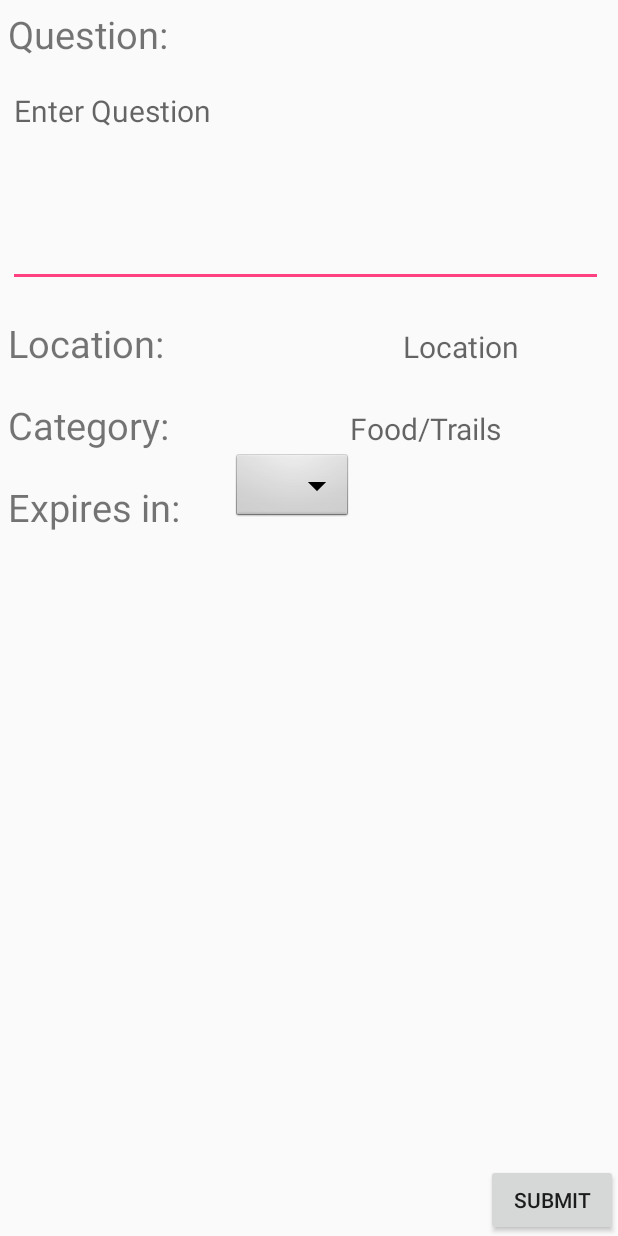
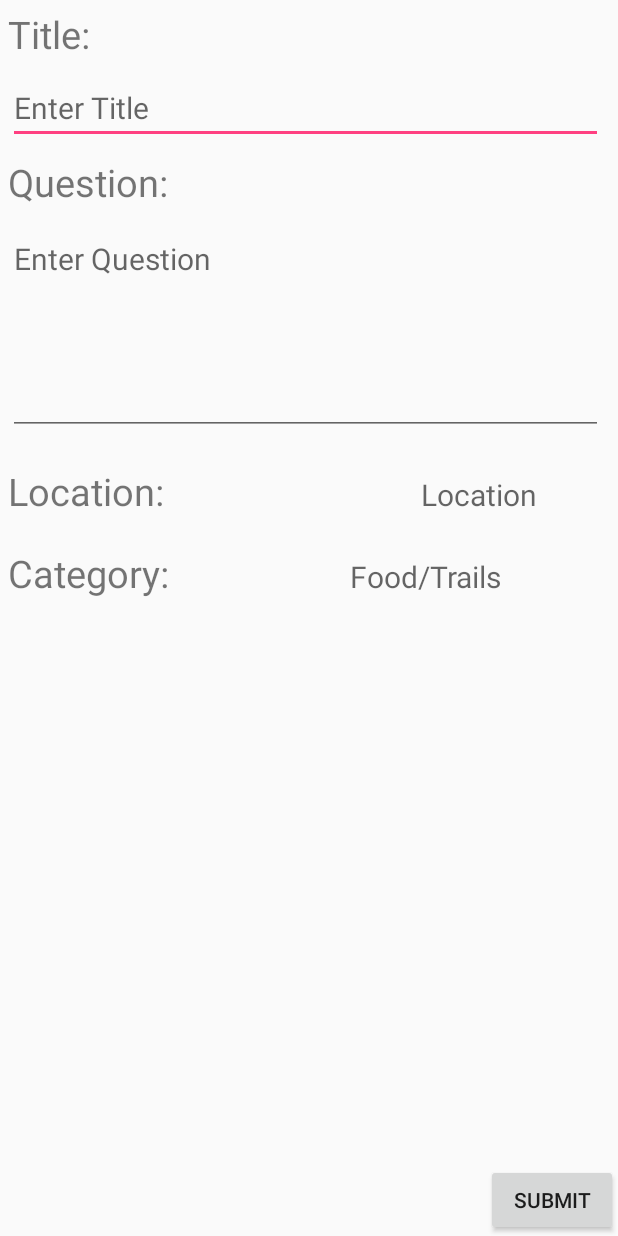
Before and after one commit to ruraj/askaround, an Android app: the PostQuestionActivity screen opened directly, with no data from a screen before it, on a phone screen of 412 x 824 dp. Run offline under Robolectric (Android 15) with nearby library versions, the phone set to English and light mode, and no system bars; 1 statement that could not run was skipped.

Commit message:
uhfuhf
make question sent over

```diff
--- a/app/src/main/res/layout/makequestion.xml
+++ b/app/src/main/res/layout/makequestion.xml
@@ -15,6 +15,39 @@
             <TextView
                 android:layout_width="wrap_content"
                 android:layout_height="wrap_content"
+                android:text="Title:"
+                android:textSize="25sp"
+                />
+
+
+        </TableRow>
+        <TableRow>
+            <EditText
+
+                android:layout_width="wrap_content"
+
+                android:layout_height="wrap_content"
+                android:layout_weight="1"
+                android:inputType="textMultiLine"
+                android:layout_marginTop="8dp"
+                android:layout_marginBottom="8dp"
+                android:minLines="1"
+                android:maxLines="7"
+                android:id="@+id/titleedit"
+                android:scrollbars="vertical"
+                android:gravity="top|left"
+                android:textSize="20sp"
+                android:layout_marginRight="10dp"
+                android:textAlignment="viewStart"
+                android:hint="Enter Title"
+
+                android:layout_span="1" />
+
+        </TableRow>
+        <TableRow>
+            <TextView
+                android:layout_width="wrap_content"
+                android:layout_height="wrap_content"
                 android:text="Question:"
                 android:textSize="25sp"
                 />
@@ -23,7 +56,7 @@
         </TableRow>
         <TableRow>
             <EditText
-
+                android:id="@+id/descriptionquest"
                 android:layout_width="wrap_content"
                 android:paddingTop="20dp"
                 android:layout_height="wrap_content"
@@ -91,32 +124,7 @@
 
 
         </TableRow>
-        <TableRow>
-            <TextView
-                android:paddingTop="20dp"
-                android:id="@+id/expires"
-                android:layout_width="wrap_content"
-                android:layout_height="wrap_content"
-                android:text="Expires in:"
-                android:textSize="25sp"
-                android:layout_span="2"
-                android:layout_alignParentRight="true"
-                />
-            <Spinner
-                android:id="@+id/expirespinner"
 
-                android:layout_alignRight="@id/expires"
-                android:background="@android:drawable/btn_dropdown"
-                android:layout_width="match_parent"
-                android:layout_height="wrap_content"
-                android:spinnerMode="dropdown"
-                >
-
-            </Spinner>
-
-
-
-        </TableRow>
 
     </TableLayout>
 
```
